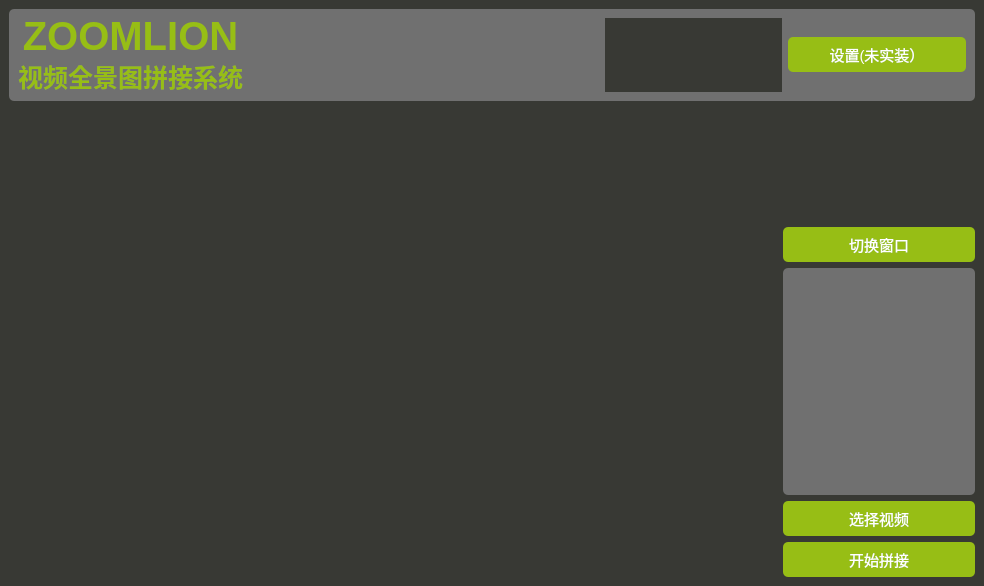
Old version of the form videoPanorama copy.ui in the repository HenryTANG0520/Panorama_Stiching.
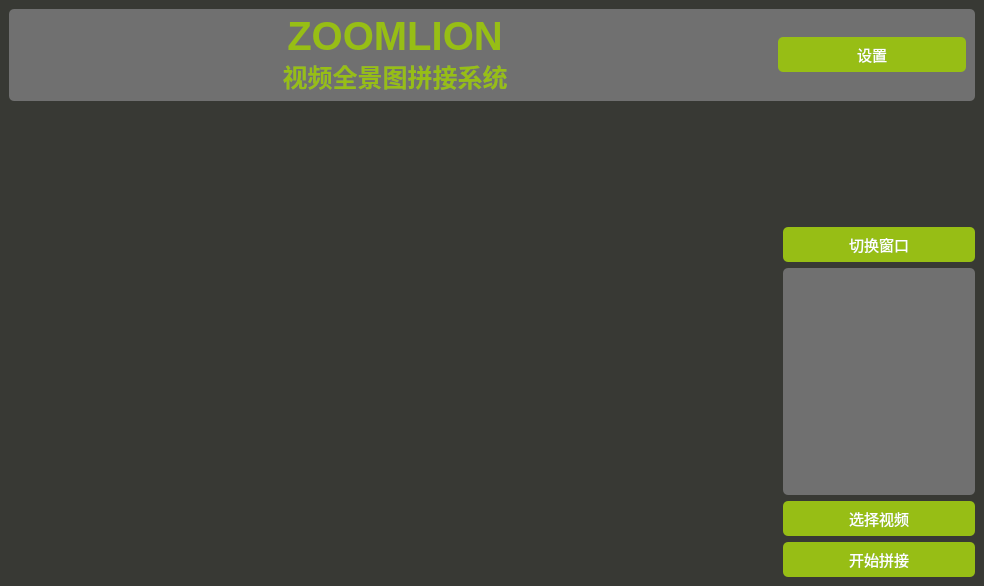
New version of the form.

Commit message: 新增设置UI

Diff of the .ui file:
```diff
--- a/videoPanorama copy.ui
+++ b/videoPanorama copy.ui
@@ -73,7 +73,7 @@
       <property name="title">
        <string/>
       </property>
-      <layout class="QHBoxLayout" name="horizontalLayout" stretch="2,4,2,2">
+      <layout class="QHBoxLayout" name="horizontalLayout" stretch="8,2">
        <item>
         <layout class="QVBoxLayout" name="verticalLayout_2">
          <item>
@@ -110,64 +110,23 @@
          </item>
         </layout>
        </item>
-       <item>
-        <spacer name="horizontalSpacer">
-         <property name="orientation">
-          <enum>Qt::Orientation::Horizontal</enum>
-         </property>
-         <property name="sizeType">
-          <enum>QSizePolicy::Policy::Minimum</enum>
-         </property>
-         <property name="sizeHint" stdset="0">
-          <size>
-           <width>194</width>
-           <height>20</height>
-          </size>
-         </property>
-        </spacer>
-       </item>
        <item>
         <layout class="QVBoxLayout" name="verticalLayout_3">
          <item>
-          <widget class="QTextBrowser" name="top_info_window">
+          <widget class="QPushButton" name="pushButton">
            <property name="sizePolicy">
-            <sizepolicy hsizetype="Maximum" vsizetype="Preferred">
+            <sizepolicy hsizetype="Minimum" vsizetype="Fixed">
              <horstretch>0</horstretch>
              <verstretch>0</verstretch>
             </sizepolicy>
            </property>
-           <property name="minimumSize">
-            <size>
-             <width>0</width>
-             <height>0</height>
-            </size>
-           </property>
-           <property name="baseSize">
-            <size>
-             <width>0</width>
-             <height>0</height>
-            </size>
-           </property>
-           <property name="lineWrapMode">
-            <enum>QTextEdit::LineWrapMode::FixedPixelWidth</enum>
+           <property name="text">
+            <string>设置</string>
            </property>
           </widget>
          </item>
         </layout>
        </item>
-       <item>
-        <widget class="QPushButton" name="pushButton">
-         <property name="sizePolicy">
-          <sizepolicy hsizetype="Minimum" vsizetype="Fixed">
-           <horstretch>0</horstretch>
-           <verstretch>0</verstretch>
-          </sizepolicy>
-         </property>
-         <property name="text">
-          <string>设置(未实装）</string>
-         </property>
-        </widget>
-       </item>
       </layout>
      </widget>
     </item>
```
The commit also changes 1 other file.
